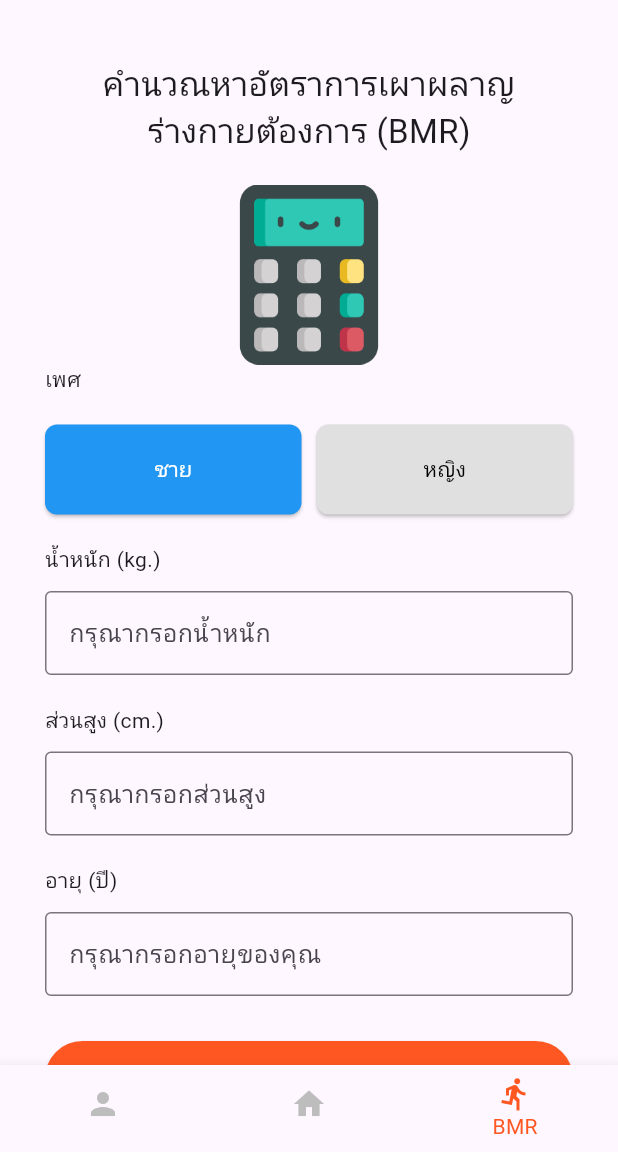
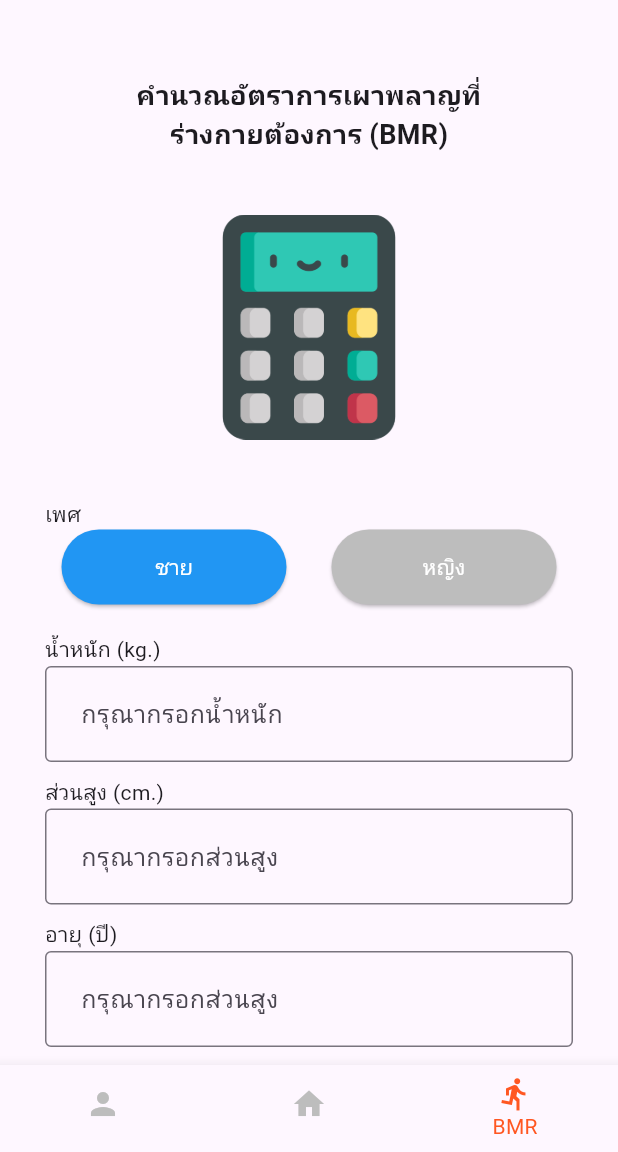
Before and after one commit to NezDeveloper/flutter_body_health_calculator_app, a Flutter app: the screen it shows after launch, item 3 of the bottom bar chosen, on a phone screen of 412 x 824 dp, the part 84-1236 px from its top. Run offline on Flutter 3.47's test engine with Material 3 defaults, Android fonts, the phone set to English and light mode, and no system bars; our stand-ins replace google_fonts; network calls fail; Roboto replaces fonts that are missing (Kanit).

```diff
--- a/lib/views/bmr_ui.dart
+++ b/lib/views/bmr_ui.dart
@@ -10,7 +10,16 @@ class BmrUi extends StatefulWidget {
 }
 
 class _BmrUiState extends State<BmrUi> {
-  int selectedSex = 1;
+  //สร้างตัวควบคุม TextField
+  TextEditingController wCtrl = TextEditingController();
+  TextEditingController hCtrl = TextEditingController();
+  TextEditingController aCtrl = TextEditingController();
+
+  //ตัวแปรเก็บค่า BMR
+  String showBmrValue = '0.00';
+
+  //ตัวแปรเก็บค่า เพศที่ผู้ใช้เลือก
+  String gender = 'ชาย';
 
   @override
   Widget build(BuildContext context) {
@@ -18,7 +27,7 @@ class _BmrUiState extends State<BmrUi> {
       body: SingleChildScrollView(
         child: Padding(
           padding: EdgeInsets.only(
-            top: 40,
+            top: 50,
             left: 30,
             right: 30,
             bottom: 50,
@@ -26,151 +35,165 @@ class _BmrUiState extends State<BmrUi> {
           child: Center(
             child: Column(
               children: [
-                // ส่วนข้อความ คำนวณหาอัตราการเผาผลาญ
+                // ส่วนชื่อหน้าจอ และรูป
                 Text(
-                  'คำนวณหาอัตราการเผาผลาญ',
+                  'คำนวณอัตราการเผาพลาญที่',
                   style: TextStyle(
-                    fontSize: 22,
+                    fontSize: 18,
+                    fontWeight: FontWeight.bold,
                   ),
                 ),
                 Text(
                   'ร่างกายต้องการ (BMR)',
                   style: TextStyle(
-                    fontSize: 22,
+                    fontSize: 18,
+                    fontWeight: FontWeight.bold,
                   ),
                 ),
-                // ส่วนรูปภาพ
-                SizedBox(
-                  height: 20,
-                ),
+                SizedBox(height: 40),
                 Image.asset(
                   'assets/images/bmr.png',
-                  width: 120,
-                  height: 120,
+                  width: 150,
+                  height: 150,
                   fit: BoxFit.cover,
                 ),
+                SizedBox(height: 40),
+                // ส่วนการป้อนข้อมูล
                 Align(
                   alignment: Alignment.centerLeft,
                   child: Text(
                     'เพศ',
                   ),
                 ),
-                SizedBox(
-                  height: 20,
-                ),
-                // ส่วนของปุ่มเลือกเพศ
                 Row(
+                  mainAxisAlignment: MainAxisAlignment.center,
                   children: [
-                    Expanded(
-                      child: ElevatedButton(
+                    ElevatedButton(
                       onPressed: () {
                         setState(() {
-                            selectedSex = 1;
+                          gender = 'ชาย';
                         });
                       },
-                        child: Padding(
-                          padding: const EdgeInsets.symmetric(vertical: 20),
                       child: Text(
                         'ชาย',
                         style: TextStyle(
-                              color: selectedSex == 1
-                                  ? Colors.white
-                                  : Colors.black,
-                            ),
+                          color: Colors.white,
                         ),
                       ),
                       style: ElevatedButton.styleFrom(
+                        fixedSize: Size(150, 50),
                         backgroundColor:
-                              selectedSex == 1 ? Colors.blue : Colors.grey[300],
-                          shape: RoundedRectangleBorder(
-                            borderRadius: BorderRadius.circular(8),
+                            gender == 'ชาย' ? Colors.blue : Colors.grey[400],
                       ),
                     ),
-                      ),
-                    ),
-                    SizedBox(width: 10),
-                    Expanded(
-                      child: ElevatedButton(
+                    SizedBox(width: 30),
+                    ElevatedButton(
                       onPressed: () {
                         setState(() {
-                            selectedSex = 2;
+                          gender = 'หญิง';
                         });
                       },
-                        child: Padding(
-                          padding: const EdgeInsets.symmetric(vertical: 20),
                       child: Text(
                         'หญิง',
                         style: TextStyle(
-                              color: selectedSex == 2
-                                  ? Colors.white
-                                  : Colors.black,
-                            ),
+                          color: Colors.white,
                         ),
                       ),
                       style: ElevatedButton.styleFrom(
+                        fixedSize: Size(150, 50),
                         backgroundColor:
-                              selectedSex == 2 ? Colors.blue : Colors.grey[300],
-                          shape: RoundedRectangleBorder(
-                            borderRadius: BorderRadius.circular(8),
-                          ),
-                        ),
+                            gender == 'หญิง' ? Colors.pink : Colors.grey[400],
                       ),
                     ),
                   ],
                 ),
                 SizedBox(height: 20),
-                // ส่วน
                 Align(
                   alignment: Alignment.centerLeft,
                   child: Text(
                     'น้ำหนัก (kg.)',
                   ),
                 ),
-                SizedBox(height: 10),
                 TextField(
+                  controller: wCtrl,
                   keyboardType: TextInputType.number,
                   decoration: InputDecoration(
                     hintText: 'กรุณากรอกน้ำหนัก',
                     border: OutlineInputBorder(),
+                    contentPadding: EdgeInsets.all(20),
                   ),
                 ),
-                SizedBox(height: 20),
+                SizedBox(height: 10),
                 Align(
                   alignment: Alignment.centerLeft,
                   child: Text(
                     'ส่วนสูง (cm.)',
                   ),
                 ),
-                SizedBox(height: 10),
                 TextField(
+                  controller: hCtrl,
                   keyboardType: TextInputType.number,
                   decoration: InputDecoration(
                     hintText: 'กรุณากรอกส่วนสูง',
                     border: OutlineInputBorder(),
+                    contentPadding: EdgeInsets.all(20),
                   ),
                 ),
-                SizedBox(height: 20),
+                SizedBox(height: 10),
                 Align(
                   alignment: Alignment.centerLeft,
                   child: Text(
                     'อายุ (ปี)',
                   ),
                 ),
-                SizedBox(height: 10),
                 TextField(
+                  controller: aCtrl,
                   keyboardType: TextInputType.number,
                   decoration: InputDecoration(
-                    hintText: 'กรุณากรอกอายุของคุณ',
+                    hintText: 'กรุณากรอกส่วนสูง',
                     border: OutlineInputBorder(),
+                    contentPadding: EdgeInsets.all(20),
                   ),
                 ),
-                SizedBox(height: 30),
-                // ส่วนปุ่ม คำนวณ---
+                SizedBox(height: 20),
+                // ส่วนปุ่ม
                 ElevatedButton(
-                  onPressed: () {},
+                  onPressed: () {
+                    // Validate Ui
+                    if (wCtrl.text.isEmpty ||
+                        hCtrl.text.isEmpty ||
+                        aCtrl.text.isEmpty) {
+                      ScaffoldMessenger.of(context).showSnackBar(
+                        const SnackBar(
+                          content: Text('กรุณากรอกข้อมูลให้ครบ'),
+                          backgroundColor: Colors.red,
+                          duration: Duration(seconds: 2),
+                        ),
+                      );
+                      return;
+                    }
+
+                    // คํานวณ BMR และแสดงผล BMR อย่าลืมพิสูจน์เพศ และแปลงชนิดข้อมูล
+                    double w = double.parse(wCtrl.text);
+                    double h = double.parse(hCtrl.text);
+                    int a = int.parse(aCtrl.text);
+                    double bmr = 0;
+
+                    if (gender == 'ชาย') {
+                      bmr = 66 + (13.7 * w) + (5 * h) - (6.8 * a);
+                    } else {
+                      bmr = 655 + (9.6 * w) + (1.8 * h) - (4.7 * a);
+                    }
+
+                    setState(() {
+                      showBmrValue = bmr.toStringAsFixed(2);
+                    });
+                  },
                   child: Text(
-                    'คำนวณ BMI',
-                    style: TextStyle(color: Colors.white),
+                    'คำนวณ BMR',
+                    style: TextStyle(
+                      color: Colors.white,
+                    ),
                   ),
                   style: ElevatedButton.styleFrom(
                     backgroundColor: Colors.deepOrange,
@@ -180,12 +203,23 @@ class _BmrUiState extends State<BmrUi> {
                     ),
                   ),
                 ),
-                SizedBox(height: 20),
+                SizedBox(height: 10),
                 ElevatedButton(
-                  onPressed: () {},
+                  onPressed: () {
+                    // ให้ทุกอย่างกลับเป็นค่าเริ่มต้น
+                    setState(() {
+                      gender = 'ชาย';
+                      wCtrl.text = '';
+                      hCtrl.text = '';
+                      aCtrl.text = '';
+                      showBmrValue = '0.00';
+                    });
+                  },
                   child: Text(
-                    'ล้างข้อมูล',
-                    style: TextStyle(color: Colors.white),
+                    'ยกเลิก',
+                    style: TextStyle(
+                      color: Colors.white,
+                    ),
                   ),
                   style: ElevatedButton.styleFrom(
                     backgroundColor: Colors.grey,
@@ -195,10 +229,8 @@ class _BmrUiState extends State<BmrUi> {
                     ),
                   ),
                 ),
-                SizedBox(
-                  height: 20,
-                ),
-                // ส่วนแสดงผล
+                SizedBox(height: 20),
+                // ส่วนแสดงผลข้อมูลที่ได้จากการคำนวณ
                 Container(
                   width: MediaQuery.of(context).size.width,
                   padding: EdgeInsets.all(20),
@@ -209,18 +241,26 @@ class _BmrUiState extends State<BmrUi> {
                   child: Column(
                     children: [
                       Text(
-                        'BMI',
+                        'BMR',
+                        style: TextStyle(
+                          fontSize: 20,
+                          fontWeight: FontWeight.bold,
+                        ),
                       ),
                       Text(
-                        '0.00',
+                        showBmrValue,
                         style: TextStyle(
-                          fontSize: 24,
+                          fontSize: 50,
                           fontWeight: FontWeight.bold,
                           color: Colors.red,
                         ),
                       ),
                       Text(
                         'kcal/day',
+                        style: TextStyle(
+                          fontSize: 20,
+                          fontWeight: FontWeight.bold,
+                        ),
                       ),
                     ],
                   ),
```
Also changed, not shown: lib/views/bmi_ui.dart (+110 -27 lines). Lines whose indentation alone changed are shown as unchanged.
